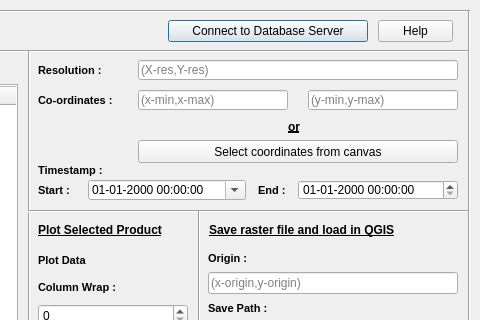
ashu6397/OpenDataCube-Product-Loader, file opendatacubeproductloaderplugin/OpenDataCube_Product_Loader_dialog_base.ui: the form before one commit; both pictures show x 412 to 892 and y 0 to 320 of the 892 by 629 pixel window.
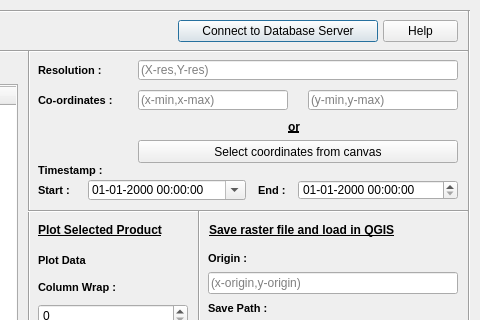
The form after the commit. Custom widgets are drawn as their Qt base class.

Diff of the .ui file:
```diff
--- a/opendatacubeproductloaderplugin/OpenDataCube_Product_Loader_dialog_base.ui
+++ b/opendatacubeproductloaderplugin/OpenDataCube_Product_Loader_dialog_base.ui
@@ -29,7 +29,7 @@
   <widget class="QPushButton" name="conDbServer">
    <property name="geometry">
     <rect>
-     <x>580</x>
+     <x>590</x>
      <y>20</y>
      <width>200</width>
      <height>22</height>
@@ -492,7 +492,7 @@
   <widget class="QPushButton" name="helpButton">
    <property name="geometry">
     <rect>
-     <x>790</x>
+     <x>795</x>
      <y>20</y>
      <width>75</width>
      <height>22</height>
```
